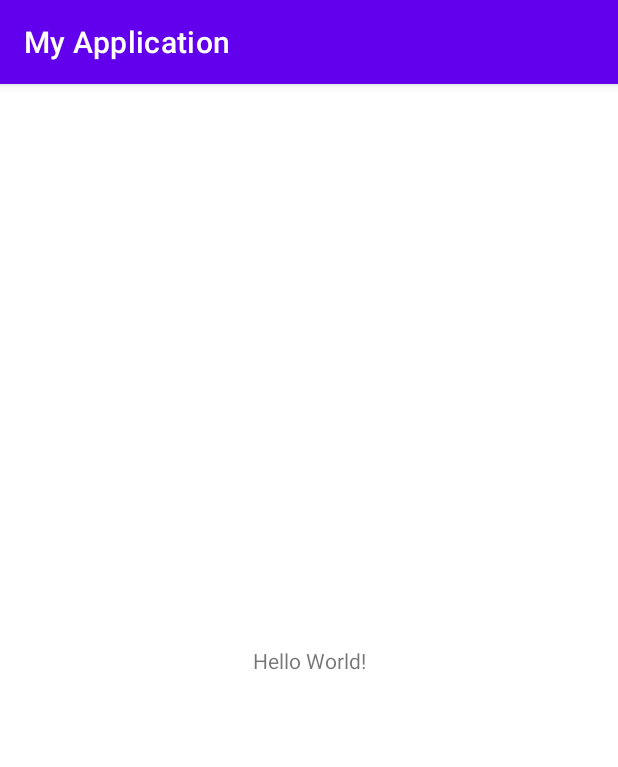
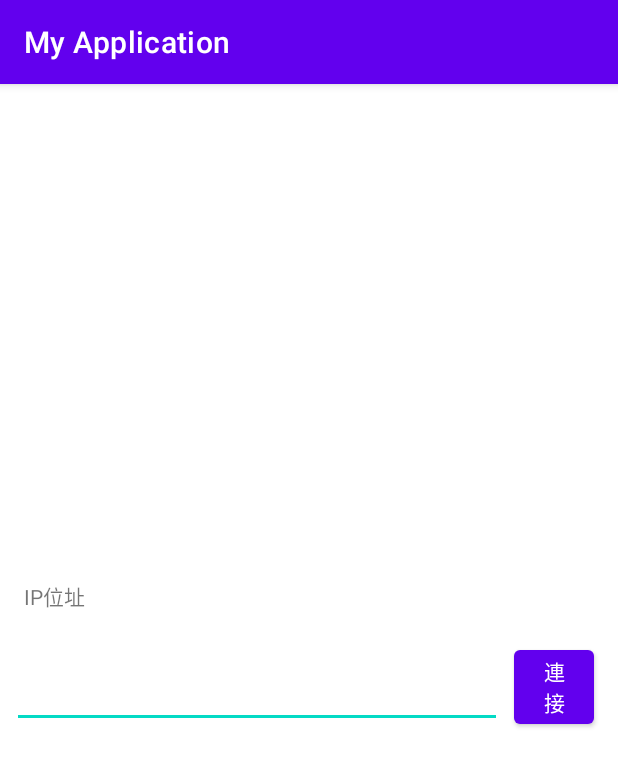
Before and after one commit to t108360141/Android_finalProject_first, an Android app: the screen it shows after launch (MainActivity), on a phone screen of 412 x 824 dp. Shown: the top 767 px of the screen. Run offline under Robolectric (Android 15) with nearby library versions, the phone set to English and light mode, and no system bars.

Commit message:
MainActivity completed

```diff
--- a/MyApplication/app/build.gradle
+++ b/MyApplication/app/build.gradle
@@ -4,7 +4,7 @@ plugins {
 
 android {
     compileSdk 31
-
+    useLibrary 'org.apache.http.legacy'
     defaultConfig {
         applicationId "com.example.myapplication"
         minSdk 27
--- a/MyApplication/app/src/main/java/com/example/myapplication/MainActivity.java
+++ b/MyApplication/app/src/main/java/com/example/myapplication/MainActivity.java
@@ -2,13 +2,108 @@ package com.example.myapplication;
 
 import androidx.appcompat.app.AppCompatActivity;
 
+import android.content.Context;
+import android.content.Intent;
+import android.content.SharedPreferences;
+import android.os.AsyncTask;
 import android.os.Bundle;
+import android.view.View;
+import android.widget.Button;
+import android.widget.EditText;
+import android.widget.Toast;
+
+import org.apache.http.HttpResponse;
+import org.apache.http.client.ClientProtocolException;
+import org.apache.http.client.HttpClient;
+import org.apache.http.client.methods.HttpGet;
+import org.apache.http.impl.client.DefaultHttpClient;
+
+import java.io.BufferedReader;
+import java.io.IOException;
+import java.io.InputStream;
+import java.io.InputStreamReader;
+import java.net.URI;
+import java.net.URISyntaxException;
 
 public class MainActivity extends AppCompatActivity {
-
+    public final static String SAVE_IP = "SAVE_IP_ADDRESS";
+    public static String ipAddress;
+    private Button btn_test;
+    private EditText ed_ip;
+    private Boolean test_check;
+    SharedPreferences.Editor editor;
+    SharedPreferences sharedPreferences;
+    static String IPString;
     @Override
     protected void onCreate(Bundle savedInstanceState) {
+        test_check = false;
         super.onCreate(savedInstanceState);
         setContentView(R.layout.activity_main);
+
+        sharedPreferences = getSharedPreferences("HTTP_HELPER_PREFS", Context.MODE_PRIVATE);
+        editor = sharedPreferences.edit();
+
+        btn_test = (Button)findViewById(R.id.btn_test);
+        ed_ip = (EditText) findViewById(R.id.ed_ip);
+
+        ed_ip.setText(sharedPreferences.getString(SAVE_IP,""));
+
+        btn_test.setOnClickListener(new View.OnClickListener(){
+            @Override
+            public void onClick(View view) {
+                ipAddress = ed_ip.getText().toString().trim();
+                editor.putString(SAVE_IP, ipAddress);
+                editor.commit();
+                IPString = "test";
+                if (ipAddress.length() > 0) {
+                    Toast.makeText(MainActivity.this, "傳送請求中", Toast.LENGTH_SHORT).show();
+                    new HttpRequestAsyncTask(
+                            ipAddress,IPString
+                    ).execute();
+                }
+            }
+        });
+
+    }
+
+    public static String sendRequest(String ipAddress, String sendDataString) {
+        String serverResponse = "ERROR";
+        try {
+            HttpClient httpclient = new DefaultHttpClient();
+            URI website = new URI("http://"+ipAddress+"/"+sendDataString);
+            HttpGet getRequest = new HttpGet();
+            getRequest.setURI(website);
+            HttpResponse response = httpclient.execute(getRequest);
+            InputStream content = null;
+            content = response.getEntity().getContent();
+            BufferedReader in = new BufferedReader(new InputStreamReader(content));
+            serverResponse = in.readLine();
+            content.close();
+        } catch (ClientProtocolException e) {
+            e.printStackTrace();
+        }catch (URISyntaxException e) {
+            e.printStackTrace();
+        }catch (IOException e) {
+            e.printStackTrace();
+        }
+        return serverResponse;
+    }
+
+
+    public class HttpRequestAsyncTask extends AsyncTask<Void, Void, Void> {
+        protected String requestReply,ipAddress,sendDataString;
+        public HttpRequestAsyncTask (String ipAddress,String sendDataString) {
+            this.ipAddress = ipAddress;
+            this.sendDataString = sendDataString;
+        }
+        @Override
+        protected Void doInBackground(Void... voids) {
+            requestReply = sendRequest(ipAddress, sendDataString);
+            if(requestReply.indexOf("Connected") != -1){
+                startService(new Intent(MainActivity.this, MyService.class));
+                finish();
+            }
+            return null;
+        }
     }
 }
--- a/MyApplication/app/src/main/res/layout/activity_main.xml
+++ b/MyApplication/app/src/main/res/layout/activity_main.xml
@@ -1,18 +1,58 @@
 <?xml version="1.0" encoding="utf-8"?>
-<androidx.constraintlayout.widget.ConstraintLayout xmlns:android="http://schemas.android.com/apk/res/android"
+<androidx.constraintlayout.widget.ConstraintLayout
+    xmlns:android="http://schemas.android.com/apk/res/android"
     xmlns:app="http://schemas.android.com/apk/res-auto"
     xmlns:tools="http://schemas.android.com/tools"
     android:layout_width="match_parent"
     android:layout_height="match_parent"
     tools:context=".MainActivity">
 
-    <TextView
-        android:layout_width="wrap_content"
-        android:layout_height="wrap_content"
-        android:text="Hello World!"
-        app:layout_constraintBottom_toBottomOf="parent"
-        app:layout_constraintLeft_toLeftOf="parent"
-        app:layout_constraintRight_toRightOf="parent"
-        app:layout_constraintTop_toTopOf="parent" />
+
+    <LinearLayout
+        android:layout_width="match_parent"
+        android:layout_height="match_parent"
+        android:orientation="vertical"
+        android:gravity="center_vertical">
+
+        <TextView
+            android:id="@+id/textView"
+            android:layout_width="wrap_content"
+            android:layout_height="wrap_content"
+            android:layout_marginEnd="8dp"
+            android:layout_marginStart="16dp"
+            android:text="IP位址" />
+
+        <LinearLayout
+            android:layout_width="match_parent"
+            android:layout_height="wrap_content"
+            android:orientation="horizontal"
+            android:layout_marginTop="8dp"
+            android:layout_marginStart="8dp"
+            android:layout_marginEnd="8dp">
+
+            <EditText
+                android:id="@+id/ed_ip"
+                android:layout_width="match_parent"
+                android:layout_height="match_parent"
+                android:layout_marginTop="8dp"
+                android:layout_marginBottom="8dp"
+                android:layout_weight="2"
+                android:ems="10"
+                android:inputType="textPersonName" />
+
+            <Button
+                android:id="@+id/btn_test"
+                android:layout_width="wrap_content"
+                android:layout_height="wrap_content"
+                android:layout_weight="1"
+                android:text="連接"
+                android:layout_marginLeft="8dp"
+                android:layout_marginTop="8dp"
+                android:layout_marginRight="8dp"
+                android:layout_marginBottom="8dp"/>
+
+        </LinearLayout>
+
+    </LinearLayout>
 
 </androidx.constraintlayout.widget.ConstraintLayout>
--- a/MyApplication/build.gradle
+++ b/MyApplication/build.gradle
@@ -5,7 +5,7 @@ buildscript {
         mavenCentral()
     }
     dependencies {
-        classpath "com.android.tools.build:gradle:7.0.3"
+        classpath "com.android.tools.build:gradle:7.0.2"
 
         // NOTE: Do not place your application dependencies here; they belong
         // in the individual module build.gradle files
```
Also changed, not shown: MyApplication/app/src/main/AndroidManifest.xml (+10 -0 lines), MyApplication/app/src/main/java/com/example/myapplication/MyService.java (added, +39 -0 lines), MyApplication/app/src/main/java/com/example/myapplication/SecActivity.java (added, +269 -0 lines), MyApplication/app/src/main/res/layout/activity_sec.xml (added, +134 -0 lines), MyApplication/app/src/main/res/layout/custom_toast.xml (added, +34 -0 lines), MyApplication/app/src/main/res/layout/custom_toast_2.xml (added, +34 -0 lines), MyApplication/app/src/main/res/drawable-v24/caution.png (added), MyApplication/app/src/main/res/drawable-v24/security.png (added), MyApplication/app/src/main/res/drawable/caution.png (added), MyApplication/app/src/main/res/drawable/security.png (added), MyApplication/gradle/wrapper/gradle-wrapper.properties.
